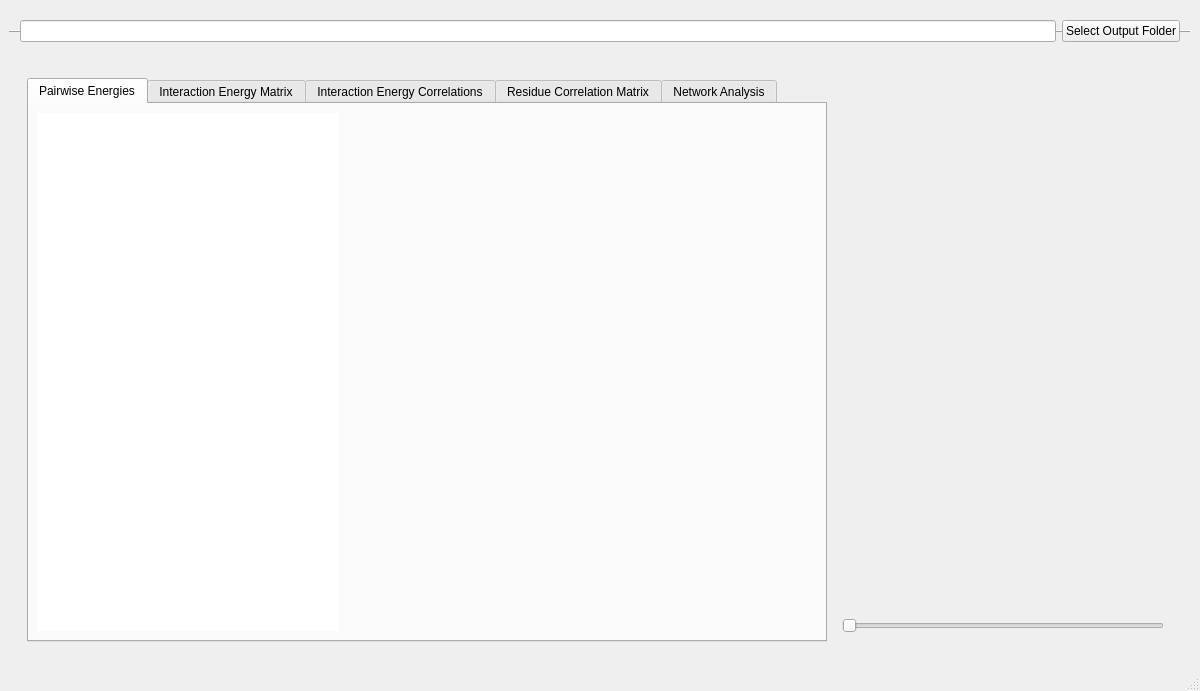
The window that source/resultsGUI.ui (osercinoglu/grinn) describes before a commit, drawn with Qt 5.
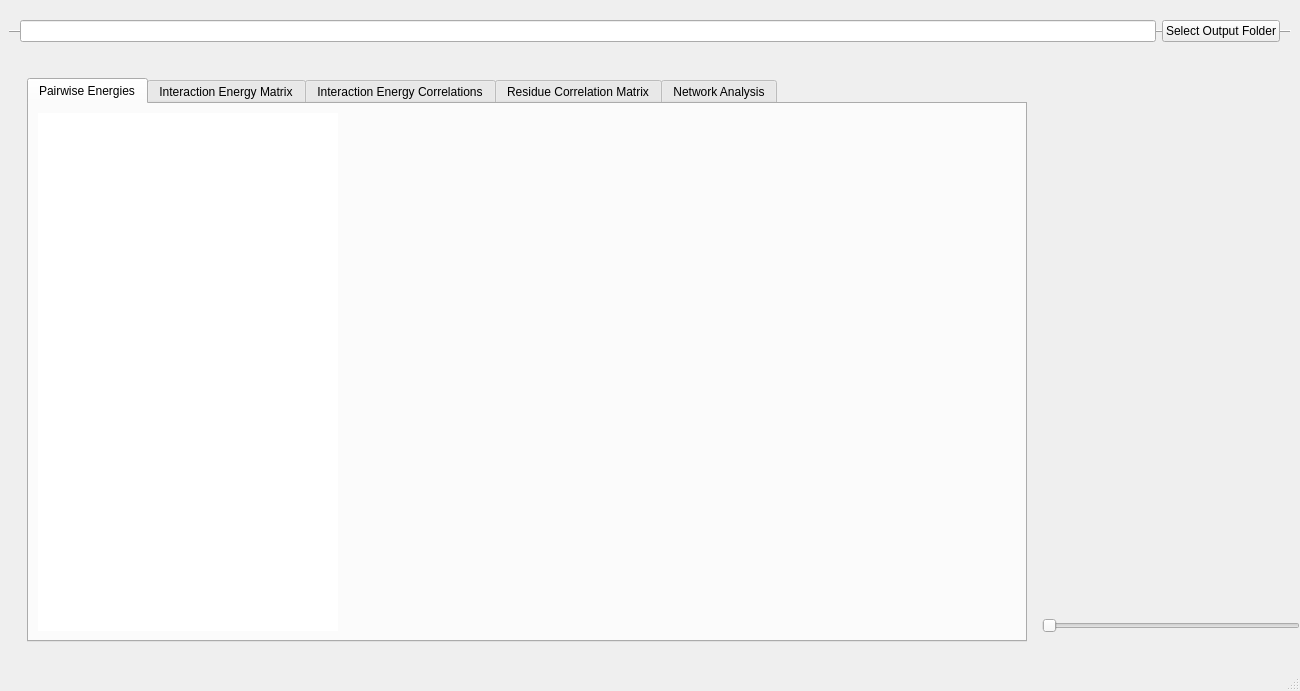
The same window after the commit. The open tabs and pages were chosen to show the change. Icons and pictures are not drawn.

Commit message: Attempting a fix for an issue in resultsGUI display in Macs

```diff
--- a/source/resultsGUI.ui
+++ b/source/resultsGUI.ui
@@ -6,10 +6,22 @@
    <rect>
     <x>0</x>
     <y>0</y>
-    <width>1200</width>
+    <width>1300</width>
     <height>691</height>
    </rect>
   </property>
+  <property name="sizePolicy">
+   <sizepolicy hsizetype="Expanding" vsizetype="Expanding">
+    <horstretch>1</horstretch>
+    <verstretch>1</verstretch>
+   </sizepolicy>
+  </property>
+  <property name="minimumSize">
+   <size>
+    <width>1300</width>
+    <height>0</height>
+   </size>
+  </property>
   <property name="windowTitle">
    <string>gRINN: View Results</string>
   </property>
@@ -24,6 +36,12 @@
      <verstretch>0</verstretch>
     </sizepolicy>
    </property>
+   <property name="minimumSize">
+    <size>
+     <width>1300</width>
+     <height>0</height>
+    </size>
+   </property>
    <layout class="QVBoxLayout" name="verticalLayout_2">
     <item>
      <widget class="QFrame" name="frame_Top">
@@ -73,11 +91,17 @@
     <item>
      <widget class="QFrame" name="frame_Main">
       <property name="sizePolicy">
-       <sizepolicy hsizetype="Expanding" vsizetype="Preferred">
-        <horstretch>0</horstretch>
-        <verstretch>0</verstretch>
+       <sizepolicy hsizetype="Expanding" vsizetype="Expanding">
+        <horstretch>1</horstretch>
+        <verstretch>1</verstretch>
        </sizepolicy>
       </property>
+      <property name="minimumSize">
+       <size>
+        <width>1300</width>
+        <height>0</height>
+       </size>
+      </property>
       <property name="frameShape">
        <enum>QFrame::NoFrame</enum>
       </property>
@@ -85,6 +109,9 @@
        <enum>QFrame::Raised</enum>
       </property>
       <layout class="QVBoxLayout" name="verticalLayout_4">
+       <property name="sizeConstraint">
+        <enum>QLayout::SetMaximumSize</enum>
+       </property>
        <item>
         <widget class="QFrame" name="frame">
          <property name="sizePolicy">
@@ -93,6 +120,12 @@
            <verstretch>1</verstretch>
           </sizepolicy>
          </property>
+         <property name="minimumSize">
+          <size>
+           <width>1300</width>
+           <height>0</height>
+          </size>
+         </property>
          <property name="frameShape">
           <enum>QFrame::NoFrame</enum>
          </property>
@@ -113,7 +146,7 @@
             </property>
             <property name="minimumSize">
              <size>
-              <width>800</width>
+              <width>1000</width>
               <height>0</height>
              </size>
             </property>
@@ -193,7 +226,7 @@
                 </property>
                 <property name="minimumSize">
                  <size>
-                  <width>100</width>
+                  <width>200</width>
                   <height>0</height>
                  </size>
                 </property>
```
Left out of the diff: 5 changed lines with no effect on the pictures. The commit also changes 1 other file.
